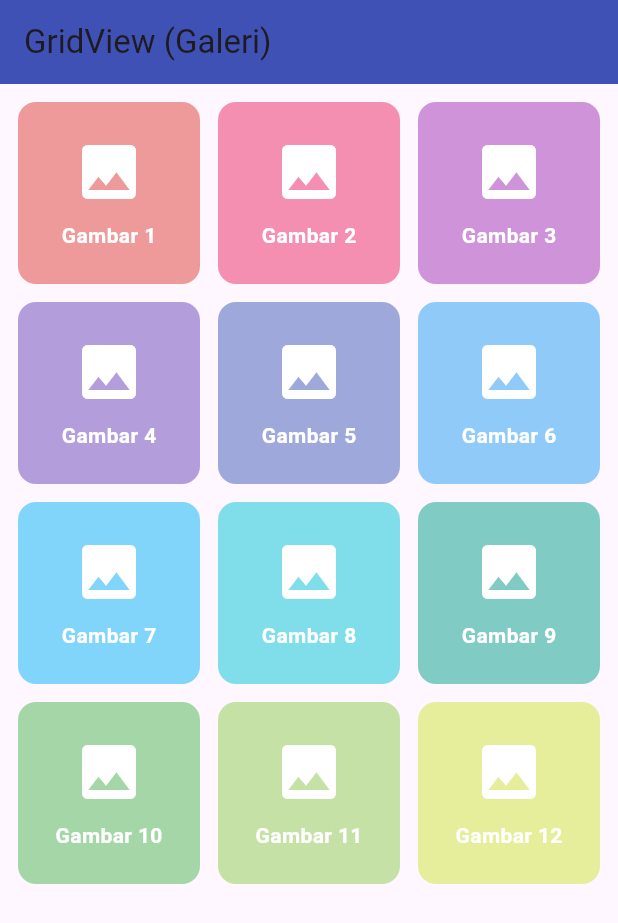
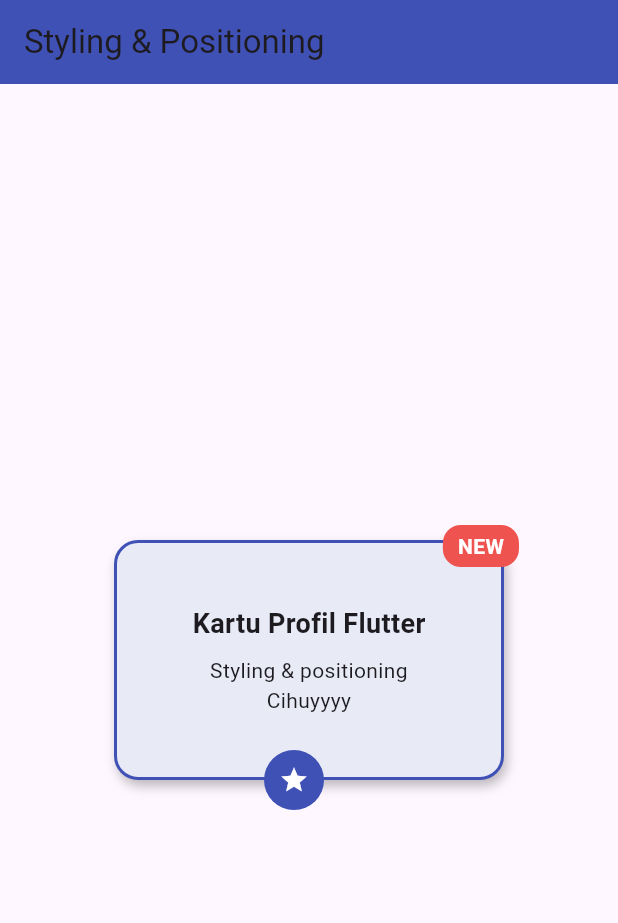
Before and after one commit to MiniMaliZ/MobileSemester5, a Flutter app: the screen it shows after launch, on a phone screen of 412 x 824 dp. Shown: the top 923 px of the screen. Run offline on Flutter 3.47's test engine with Material 3 defaults, Android fonts, the phone set to English and light mode, and no system bars; our stand-ins replace google_fonts.

Commit message:
Styling and Positioning

```diff
--- a/pertemuan7/pertemuan7praktek/lib/main.dart
+++ b/pertemuan7/pertemuan7praktek/lib/main.dart
@@ -1,74 +1,95 @@
 import 'package:flutter/material.dart';
 
 void main() {
-  runApp(const GridViewDemo());
+  runApp(const StylingPositioningDemo());
 }
 
-class GridViewDemo extends StatelessWidget {
-  const GridViewDemo({super.key});
+class StylingPositioningDemo extends StatelessWidget {
+  const StylingPositioningDemo({super.key});
 
   @override
   Widget build(BuildContext context) {
-    // contoh data gambar/icon untuk grid
-    final List<Map<String, dynamic>> galeri = List.generate(12, (index) {
-      return {
-        'judul': 'Gambar ${index + 1}',
-        'ikon': Icons.image,
-        'warna': Colors.primaries[index % Colors.primaries.length],
-      };
-    });
-
     return MaterialApp(
-      title: 'GridView Demo',
+      title: 'Styling & Positioning Demo',
       home: Scaffold(
         appBar: AppBar(
-          title: const Text('GridView (Galeri)'),
+          title: const Text('Styling & Positioning'),
           backgroundColor: Colors.indigo,
         ),
-        body: Padding(
-          padding: const EdgeInsets.all(12),
-          child: GridView.builder(
-            gridDelegate: const SliverGridDelegateWithFixedCrossAxisCount(
-              crossAxisCount: 3, // 3 kolom
-              mainAxisSpacing: 12,
-              crossAxisSpacing: 12,
-              childAspectRatio: 1,
-            ),
-            itemCount: galeri.length,
-            itemBuilder: (context, index) {
-              final item = galeri[index];
-              return GestureDetector(
-                onTap: () {
-                  ScaffoldMessenger.of(context).showSnackBar(
-                    SnackBar(
-                      content: Text('Kamu memilih ${item['judul']}'),
-                      duration: const Duration(seconds: 1),
+        body: Center(
+          child: Stack(
+            clipBehavior: Clip.none,
+            children: [
+              // ====== KARTU UTAMA ======
+              Container(
+                width: 260,
+                height: 160,
+                decoration: BoxDecoration(
+                  color: Colors.indigo.shade50,
+                  borderRadius: BorderRadius.circular(16),
+                  border: Border.all(color: Colors.indigo, width: 2),
+                  boxShadow: const [
+                    BoxShadow(
+                      color: Colors.black26,
+                      blurRadius: 6,
+                      offset: Offset(2, 4),
                     ),
-                  );
-                },
+                  ],
+                ),
+                padding: const EdgeInsets.all(16),
+                child: Column(
+                  mainAxisAlignment: MainAxisAlignment.center,
+                  children: const [
+                    Text(
+                      'Kartu Profil Flutter',
+                      style: TextStyle(
+                        fontSize: 18,
+                        fontWeight: FontWeight.bold,
+                      ),
+                    ),
+                    SizedBox(height: 8),
+                    Text(
+                      'Styling & positioning\nCihuyyyy',
+                      textAlign: TextAlign.center,
+                    ),
+                  ],
+                ),
+              ),
+
+              // ====== BADGE (PAKAI ALIGN DAN PADDING) ======
+              Positioned(
+                top: -10,
+                right: -10,
                 child: Container(
+                  padding:
+                      const EdgeInsets.symmetric(horizontal: 10, vertical: 4),
                   decoration: BoxDecoration(
-                    color: item['warna'].shade200,
+                    color: Colors.red.shade400,
                     borderRadius: BorderRadius.circular(12),
                   ),
-                  alignment: Alignment.center,
-                  child: Column(
-                    mainAxisAlignment: MainAxisAlignment.center,
-                    children: [
-                      Icon(item['ikon'], size: 48, color: Colors.white),
-                      const SizedBox(height: 8),
-                      Text(
-                        item['judul'],
-                        style: const TextStyle(
-                          color: Colors.white,
-                          fontWeight: FontWeight.bold,
-                        ),
-                      ),
-                    ],
+                  child: const Text(
+                    'NEW',
+                    style: TextStyle(color: Colors.white, fontWeight: FontWeight.bold),
                   ),
                 ),
-              );
-            },
+              ),
+
+              // ====== HIASAN BULAT DI BAWAH ======
+              Positioned(
+                bottom: -20,
+                left: 100,
+                child: Container(
+                  width: 40,
+                  height: 40,
+                  decoration: const BoxDecoration(
+                    color: Colors.indigo,
+                    shape: BoxShape.circle,
+                  ),
+                  alignment: Alignment.center,
+                  child: const Icon(Icons.star, color: Colors.white, size: 20),
+                ),
+              ),
+            ],
           ),
         ),
       ),
```
Also changed, not shown: 1 other file.
